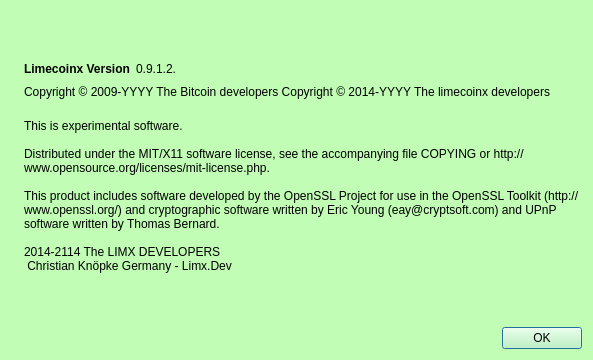
Qt form src/qt/forms/aboutdialog.ui (IParn/LimecoinX) before a commit.
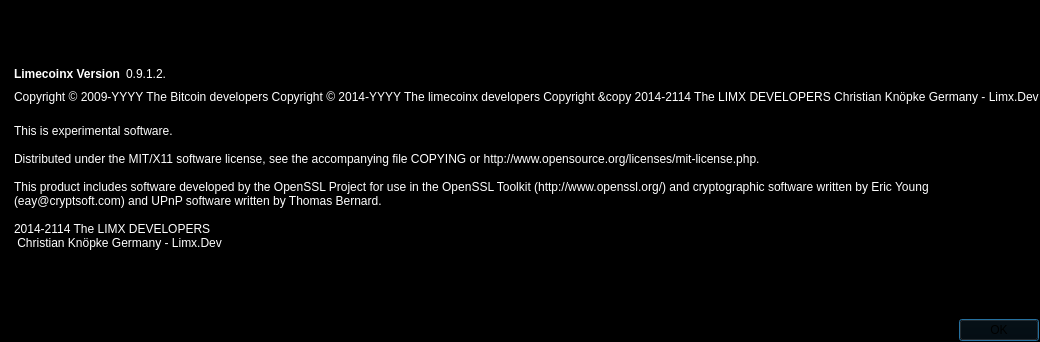
The same form after that commit. Icons and pictures are not drawn.

Patch:
```diff
--- a/src/qt/forms/aboutdialog.ui
+++ b/src/qt/forms/aboutdialog.ui
@@ -6,8 +6,8 @@
    <rect>
     <x>0</x>
     <y>0</y>
-    <width>593</width>
-    <height>360</height>
+    <width>821</width>
+    <height>342</height>
    </rect>
   </property>
   <property name="palette">
@@ -25,9 +25,9 @@
      <colorrole role="Button">
       <brush brushstyle="SolidPattern">
        <color alpha="255">
-        <red>193</red>
-        <green>253</green>
-        <blue>181</blue>
+        <red>0</red>
+        <green>0</green>
+        <blue>0</blue>
        </color>
       </brush>
      </colorrole>
@@ -97,18 +97,18 @@
      <colorrole role="Base">
       <brush brushstyle="SolidPattern">
        <color alpha="255">
-        <red>255</red>
-        <green>255</green>
-        <blue>255</blue>
+        <red>0</red>
+        <green>0</green>
+        <blue>0</blue>
        </color>
       </brush>
      </colorrole>
      <colorrole role="Window">
       <brush brushstyle="SolidPattern">
        <color alpha="255">
-        <red>193</red>
-        <green>253</green>
-        <blue>181</blue>
+        <red>0</red>
+        <green>0</green>
+        <blue>0</blue>
        </color>
       </brush>
      </colorrole>
@@ -162,9 +162,9 @@
      <colorrole role="Button">
       <brush brushstyle="SolidPattern">
        <color alpha="255">
-        <red>193</red>
-        <green>253</green>
-        <blue>181</blue>
+        <red>0</red>
+        <green>0</green>
+        <blue>0</blue>
        </color>
       </brush>
      </colorrole>
@@ -234,18 +234,18 @@
      <colorrole role="Base">
       <brush brushstyle="SolidPattern">
        <color alpha="255">
-        <red>255</red>
-        <green>255</green>
-        <blue>255</blue>
+        <red>0</red>
+        <green>0</green>
+        <blue>0</blue>
        </color>
       </brush>
      </colorrole>
      <colorrole role="Window">
       <brush brushstyle="SolidPattern">
        <color alpha="255">
-        <red>193</red>
-        <green>253</green>
-        <blue>181</blue>
+        <red>0</red>
+        <green>0</green>
+        <blue>0</blue>
        </color>
       </brush>
      </colorrole>
@@ -299,9 +299,9 @@
      <colorrole role="Button">
       <brush brushstyle="SolidPattern">
        <color alpha="255">
-        <red>193</red>
-        <green>253</green>
-        <blue>181</blue>
+        <red>0</red>
+        <green>0</green>
+        <blue>0</blue>
        </color>
       </brush>
      </colorrole>
@@ -371,18 +371,18 @@
      <colorrole role="Base">
       <brush brushstyle="SolidPattern">
        <color alpha="255">
-        <red>193</red>
-        <green>253</green>
-        <blue>181</blue>
+        <red>0</red>
+        <green>0</green>
+        <blue>0</blue>
        </color>
       </brush>
      </colorrole>
      <colorrole role="Window">
       <brush brushstyle="SolidPattern">
        <color alpha="255">
-        <red>193</red>
-        <green>253</green>
-        <blue>181</blue>
+        <red>0</red>
+        <green>0</green>
+        <blue>0</blue>
        </color>
       </brush>
      </colorrole>
@@ -428,17 +428,44 @@
   <property name="windowTitle">
    <string>About limecoin</string>
   </property>
+  <property name="styleSheet">
+   <string notr="true">background-color: rgb(0, 0, 0);</string>
+  </property>
   <layout class="QHBoxLayout" name="horizontalLayout_2">
+   <property name="leftMargin">
+    <number>1</number>
+   </property>
+   <property name="topMargin">
+    <number>1</number>
+   </property>
+   <property name="rightMargin">
+    <number>1</number>
+   </property>
+   <property name="bottomMargin">
+    <number>1</number>
+   </property>
    <item>
-    <widget class="QLabel" name="label_4">
+    <widget class="QLabel" name="label_6">
+     <property name="enabled">
+      <bool>true</bool>
+     </property>
      <property name="sizePolicy">
-      <sizepolicy hsizetype="Preferred" vsizetype="Ignored">
+      <sizepolicy hsizetype="Fixed" vsizetype="Fixed">
        <horstretch>0</horstretch>
        <verstretch>0</verstretch>
       </sizepolicy>
      </property>
+     <property name="text">
+      <string/>
+     </property>
      <property name="pixmap">
-      <pixmap resource="../bitcoin.qrc">:/images/about</pixmap>
+      <pixmap resource="../bitcoin.qrc">:/icons/bitcoin_testnet</pixmap>
+     </property>
+     <property name="scaledContents">
+      <bool>true</bool>
+     </property>
+     <property name="alignment">
+      <set>Qt::AlignLeading|Qt::AlignLeft|Qt::AlignTop</set>
      </property>
     </widget>
    </item>
@@ -464,6 +491,9 @@
          <property name="cursor">
           <cursorShape>IBeamCursor</cursorShape>
          </property>
+         <property name="styleSheet">
+          <string notr="true">color: rgb(255, 255, 255);</string>
+         </property>
          <property name="text">
           <string>&lt;html&gt;&lt;head/&gt;&lt;body&gt;&lt;p&gt;&lt;span style=&quot; font-weight:600;&quot;&gt;Limecoinx Version&lt;/span&gt;&lt;/p&gt;&lt;/body&gt;&lt;/html&gt;</string>
          </property>
@@ -477,6 +507,9 @@
          <property name="cursor">
           <cursorShape>IBeamCursor</cursorShape>
          </property>
+         <property name="styleSheet">
+          <string notr="true">color: rgb(255, 255, 255);</string>
+         </property>
          <property name="text">
           <string notr="true">0.9.1.2.</string>
          </property>
@@ -505,9 +538,14 @@
        <property name="cursor">
         <cursorShape>IBeamCursor</cursorShape>
        </property>
+       <property name="styleSheet">
+        <string notr="true">color: rgb(255, 255, 255);</string>
+       </property>
        <property name="text">
         <string notr="true">Copyright &amp;copy; 2009-YYYY The Bitcoin developers
-Copyright &amp;copy; 2014-YYYY The limecoinx developers</string>
+Copyright &amp;copy; 2014-YYYY The limecoinx developers
+Copyright &amp;copy 2014-2114 The LIMX DEVELOPERS
+Christian Knöpke Germany - Limx.Dev</string>
        </property>
        <property name="textFormat">
         <enum>Qt::RichText</enum>
@@ -522,6 +560,9 @@
        <property name="cursor">
         <cursorShape>IBeamCursor</cursorShape>
        </property>
+       <property name="styleSheet">
+        <string notr="true">color: rgb(255, 255, 255);</string>
+       </property>
        <property name="text">
         <string>
 This is experimental software.
```
